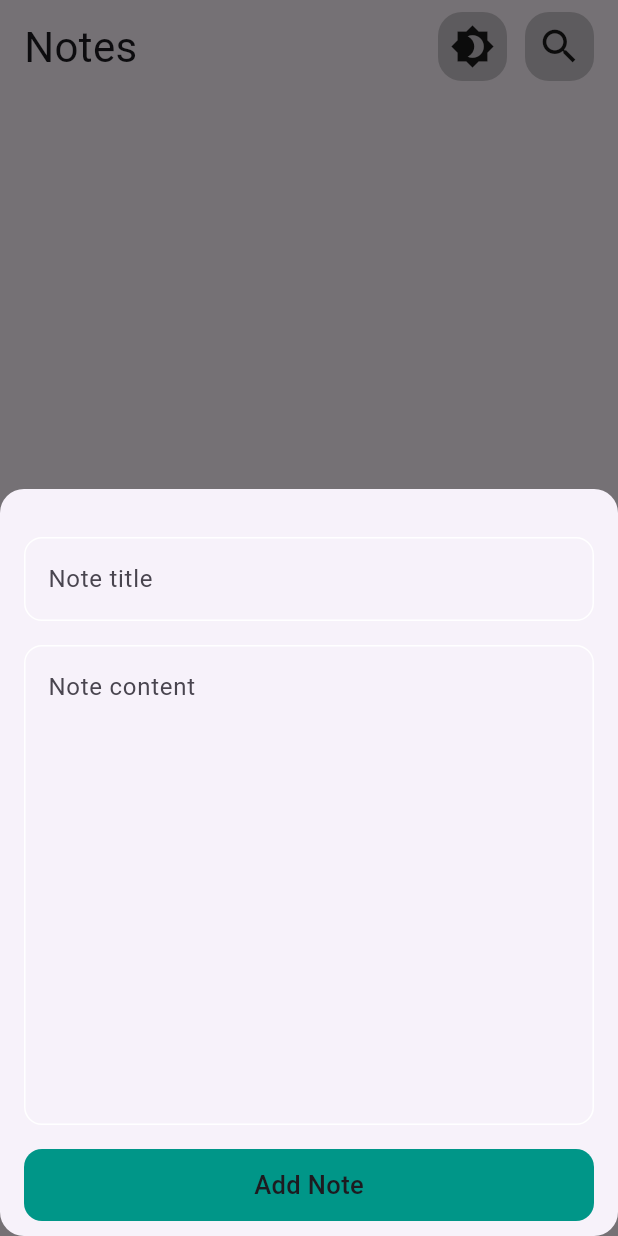
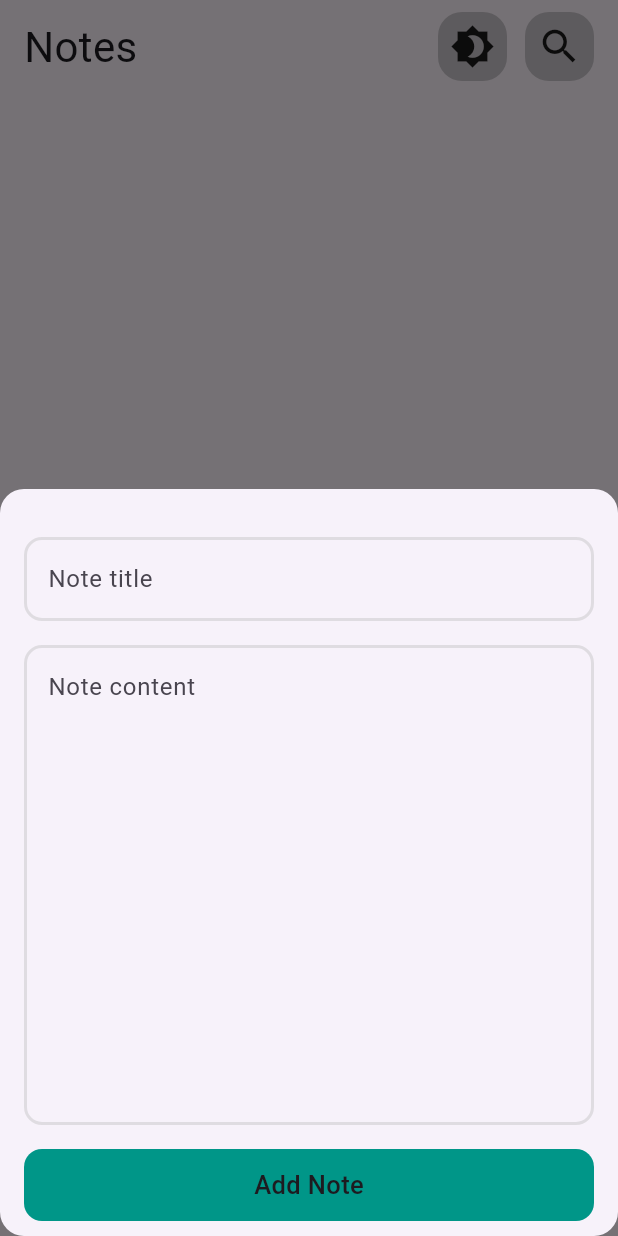
Before and after one commit to AliA5y/pretty_notes, a Flutter app: the screen it shows after launch, after a tap on the "add" icon, on a phone screen of 412 x 824 dp. Run offline on Flutter 3.47's test engine with Material 3 defaults, Android fonts, the phone set to English and light mode, and no system bars; our stand-ins replace bloc, flutter_bloc, hive, hive_flutter, shared_preferences; accounts and stored records are empty.

Commit message:
change text form field boarder color

```diff
--- a/lib/views/widgets/custom_text_form_field.dart
+++ b/lib/views/widgets/custom_text_form_field.dart
@@ -32,17 +32,19 @@ class CustomTextFormField extends StatelessWidget {
       maxLines: maxLength ?? 1,
       decoration: InputDecoration(
           hintText: hint,
-          border: buildBoarder(),
-          enabledBorder: buildBoarder(),
-          focusedBorder: buildBoarder(kPremaryColor)),
+          border: buildBoarder(context: context),
+          enabledBorder: buildBoarder(context: context),
+          focusedBorder: buildBoarder(color: kPremaryColor, context: context)),
     );
   }
 
-  OutlineInputBorder buildBoarder([Color? color]) {
+  OutlineInputBorder buildBoarder(
+      {Color? color, required BuildContext context}) {
     return OutlineInputBorder(
         borderRadius: const BorderRadius.all(Radius.circular(12)),
         borderSide: BorderSide(
-          color: color ?? Colors.white,
+          width: 2.0,
+          color: color ?? Theme.of(context).highlightColor,
         ));
   }
 }
```
